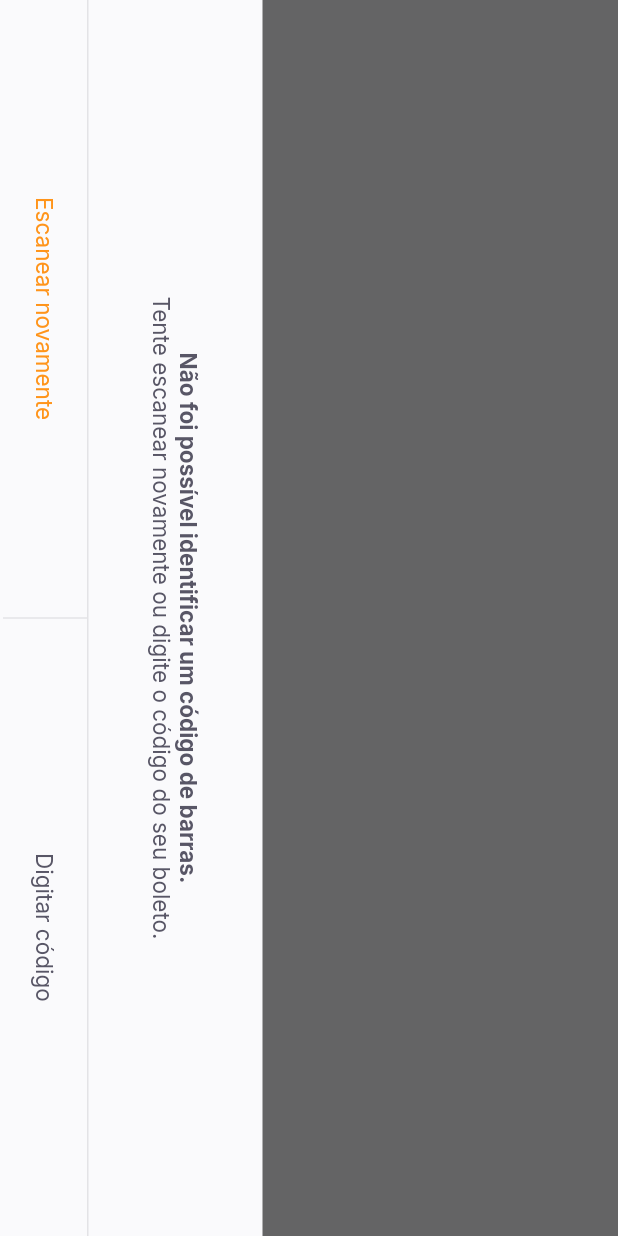
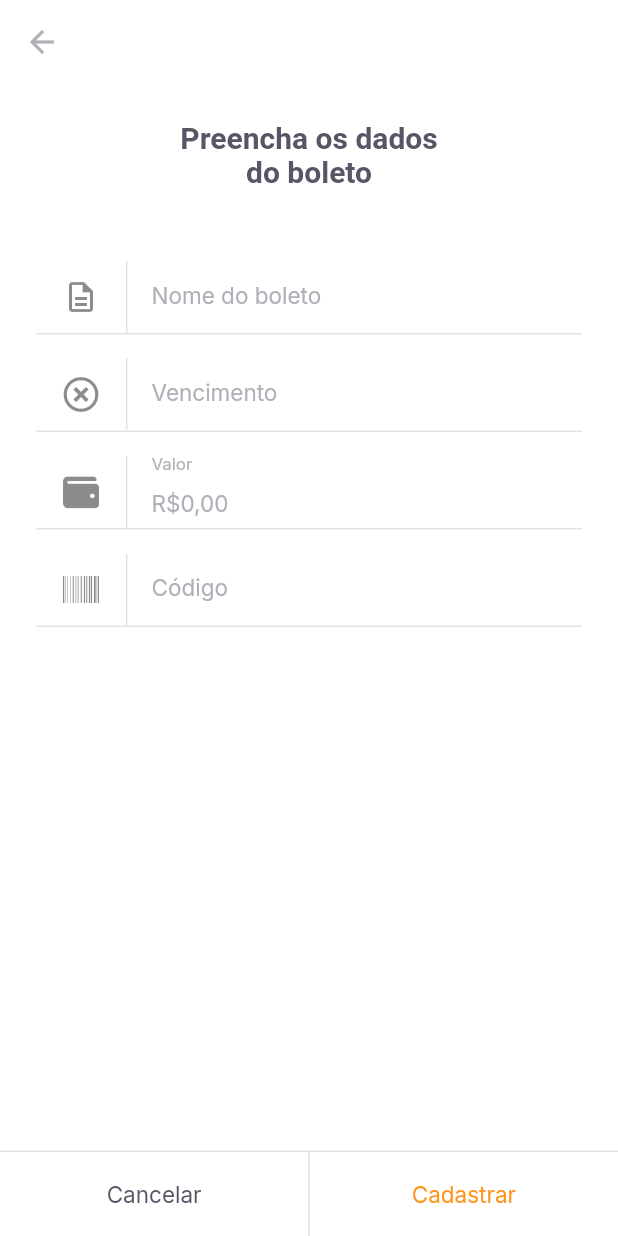
Before and after one commit to SeijiFukuoka/PayFlow, a Flutter app: the HomePage screen opened by its route, item 2 of the bottom bar chosen, on a phone screen of 412 x 824 dp. Run offline on Flutter 3.47's test engine with Material 2 defaults, Android fonts, the phone set to English and light mode, and no system bars; our stand-ins replace camera, firebase_core, flutter_masked_text2, font_awesome_flutter, google_fonts, google_sign_in and 2 more; missing offline and left inert: google_ml_kit; accounts and stored records are empty.

Commit message:
feat: add barcode insert page and controller

```diff
--- a/lib/modules/barcode_scanner/barcode_scanner_page.dart
+++ b/lib/modules/barcode_scanner/barcode_scanner_page.dart
@@ -1,35 +1,64 @@
 import 'package:flutter/material.dart';
+import 'package:payflow/modules/barcode_scanner/barcode_scanner_controller.dart';
+import 'package:payflow/modules/barcode_scanner/barcode_scanner_status.dart';
 import 'package:payflow/shared/bottom_sheet/bottom_sheet_widget.dart';
 import 'package:payflow/shared/themes/app_text_styles.dart';
 import 'package:payflow/shared/themes/appcolors.dart';
 import 'package:payflow/shared/widgets/set_label_buttons/set_label_buttons.dart';
 
 class BarcodeScannerPage extends StatefulWidget {
-  const BarcodeScannerPage({Key? key}) : super(key: key);
+  BarcodeScannerPage({Key? key}) : super(key: key);
 
   @override
   _BarcodeScannerPageState createState() => _BarcodeScannerPageState();
 }
 
 class _BarcodeScannerPageState extends State<BarcodeScannerPage> {
+  final controller = BarcodeScannerController();
+
+  @override
+  void initState() {
+    controller.getAvailableCameras();
+    controller.statusNotifier.addListener(() {
+      if (controller.status.hasBarcode) {
+        Navigator.pushReplacementNamed(context, "/insert_boleto",
+            arguments: controller.status.barcode);
+      }
+    });
+    super.initState();
+  }
+
+  @override
+  void dispose() {
+    controller.dispose();
+    super.dispose();
+  }
+
   @override
   Widget build(BuildContext context) {
-    return BottomSheetWidget(
-      title: "Não foi possível identificar um código de barras.",
-      subtitle: "Tente escanear novamente ou digite o código do seu boleto.",
-      primaryLabel: "Escanear novamente",
-      primaryOnPressed: () {},
-      secondaryLabel: "Digitar código",
-      secondaryOnPressed: () {},
-    );
     return SafeArea(
       top: true,
       bottom: true,
       left: true,
       right: true,
-      child: RotatedBox(
+      child: Stack(
+        children: [
+          ValueListenableBuilder<BarcodeScannerStatus>(
+            valueListenable: controller.statusNotifier,
+            builder: (_, status, __) {
+              if (status.showCamera) {
+                return Container(
+                  child: controller.cameraController!.buildPreview(),
+                );
+              } else {
+                return Container();
+              }
+            },
+          ),
+          RotatedBox(
             quarterTurns: 1,
             child: Scaffold(
+                backgroundColor: Colors.transparent,
                 appBar: AppBar(
                   backgroundColor: Colors.black,
                   title: Text(
@@ -46,28 +75,49 @@ class _BarcodeScannerPageState extends State<BarcodeScannerPage> {
                     Expanded(
                         child: Container(
                       color: Colors.black.withOpacity(0.6),
-                ),
-              ),
+                    )),
                     Expanded(
                         flex: 2,
                         child: Container(
                           color: Colors.transparent,
-                ),
-              ),
+                        )),
                     Expanded(
                         child: Container(
                       color: Colors.black.withOpacity(0.6),
-                ),
-              ),
+                    ))
                   ],
                 ),
                 bottomNavigationBar: SetLabelButtons(
-            primaryLabel: "Inserir código do boleto",
-            primaryOnPressed: () {},
-            secondaryLabel: "Adicionar da galeria",
-            secondaryOnPressed: () {},
+                    labelPrimary: "Inserir código do boleto",
+                    onTapPrimary: () {
+                      Navigator.pushReplacementNamed(context, "/insert_boleto");
+                    },
+                    labelSecondary: "Adicionar da galeria",
+                    onTapSecondary: () {})),
           ),
+          ValueListenableBuilder<BarcodeScannerStatus>(
+            valueListenable: controller.statusNotifier,
+            builder: (_, status, __) {
+              if (status.hasError) {
+                return BottomSheetWidget(
+                  title: "Não foi possível identificar um código de barras.",
+                  subtitle:
+                      "Tente escanear novamente ou digite o código do seu boleto.",
+                  primaryLabel: "Escanear novamente",
+                  primaryOnPressed: () {
+                    controller.scanWithCamera();
+                  },
+                  secondaryLabel: "Digitar código",
+                  secondaryOnPressed: () {
+                    Navigator.pushReplacementNamed(context, "/insert_boleto");
+                  },
+                );
+              } else {
+                return Container();
+              }
+            },
           ),
+        ],
       ),
     );
   }
--- a/lib/modules/home/home_page.dart
+++ b/lib/modules/home/home_page.dart
@@ -60,7 +60,8 @@ class _HomePageState extends State<HomePage> {
             ),
             GestureDetector(
               onTap: () {
-                Navigator.pushNamed(context, "/barcode_scanner");
+                //Navigator.pushNamed(context, "/barcode_scanner");
+                Navigator.pushNamed(context, "/insert_boleto");
               },
               child: Container(
                 width: 56,
--- /dev/null
+++ b/lib/modules/insert_boleto/insert_boleto_controller.dart
@@ -0,0 +1,42 @@
+import 'package:flutter/widgets.dart';
+import 'package:payflow/shared/models/boleto_model.dart';
+import 'package:shared_preferences/shared_preferences.dart';
+
+class InsertBoletoController {
+  final formKey = GlobalKey<FormState>();
+  BoletoModel model = BoletoModel();
+
+  String? validateName(String? value) =>
+      value?.isEmpty ?? true ? "O nome não pode ser vazio" : null;
+  String? validateVencimento(String? value) =>
+      value?.isEmpty ?? true ? "A data de vencimento não pode ser vazio" : null;
+  String? validateValor(double value) =>
+      value == 0 ? "Insira um valor maior que R\$ 0,00" : null;
+  String? validateCodigo(String? value) =>
+      value?.isEmpty ?? true ? "O código do boleto não pode ser vazio" : null;
+
+  void onChange({
+    String? name,
+    String? dueDate,
+    double? value,
+    String? barcode,
+  }) {
+    model = model.copyWith(
+        name: name, dueDate: dueDate, value: value, barcode: barcode);
+  }
+
+  Future<void> saveBoleto() async {
+    final instance = await SharedPreferences.getInstance();
+    final boletos = instance.getStringList("boletos") ?? <String>[];
+    boletos.add(model.toJson());
+    await instance.setStringList("boletos", boletos);
+    return;
+  }
+
+  Future<void> cadastrarBoleto() async {
+    final form = formKey.currentState;
+    if (form!.validate()) {
+      return saveBoleto();
+    }
+  }
+}
--- /dev/null
+++ b/lib/modules/insert_boleto/insert_boleto_page.dart
@@ -0,0 +1,127 @@
+import 'package:flutter/material.dart';
+import 'package:flutter_masked_text2/flutter_masked_text2.dart';
+import 'package:font_awesome_flutter/font_awesome_flutter.dart';
+import 'package:payflow/modules/insert_boleto/insert_boleto_controller.dart';
+import 'package:payflow/shared/themes/app_text_styles.dart';
+import 'package:payflow/shared/themes/appcolors.dart';
+import 'package:payflow/shared/widgets/input_text/input_text_widget.dart';
+import 'package:payflow/shared/widgets/set_label_buttons/set_label_buttons.dart';
+
+class InsertBoletoPage extends StatefulWidget {
+  final String? barcode;
+  const InsertBoletoPage({Key? key, this.barcode}) : super(key: key);
+
+  @override
+  _InsertBoletoPageState createState() => _InsertBoletoPageState();
+}
+
+class _InsertBoletoPageState extends State<InsertBoletoPage> {
+  final controller = InsertBoletoController();
+  final moneyInputTextController = MoneyMaskedTextController(
+    leftSymbol: "R\$",
+    decimalSeparator: ",",
+  );
+
+  final dueDateInputTextController = MaskedTextController(
+    mask: "00/00/0000",
+  );
+  final barcodeInputTextController = TextEditingController();
+
+  @override
+  void initState() {
+    if (widget.barcode != null) {
+      barcodeInputTextController.text = widget.barcode!;
+    }
+    super.initState();
+  }
+
+  @override
+  Widget build(BuildContext context) {
+    return Scaffold(
+      backgroundColor: AppColors.background,
+      appBar: AppBar(
+        backgroundColor: AppColors.background,
+        elevation: 0,
+        leading: BackButton(
+          color: AppColors.input,
+        ),
+      ),
+      body: SingleChildScrollView(
+        child: Padding(
+          padding: const EdgeInsets.symmetric(horizontal: 24),
+          child: Column(
+            crossAxisAlignment: CrossAxisAlignment.center,
+            children: [
+              Padding(
+                padding:
+                    const EdgeInsets.symmetric(horizontal: 93, vertical: 24),
+                child: Text(
+                  "Preencha os dados do boleto",
+                  style: TextStyles.titleBoldHeading,
+                  textAlign: TextAlign.center,
+                ),
+              ),
+              SizedBox(
+                height: 24,
+              ),
+              Form(
+                  key: controller.formKey,
+                  child: Column(
+                    children: [
+                      InputTextWidget(
+                        label: "Nome do boleto",
+                        icon: Icons.description_outlined,
+                        validator: controller.validateName,
+                        onChanged: (value) {
+                          controller.onChange(name: value);
+                        },
+                      ),
+                      InputTextWidget(
+                        controller: dueDateInputTextController,
+                        label: "Vencimento",
+                        icon: FontAwesomeIcons.timesCircle,
+                        validator: controller.validateVencimento,
+                        onChanged: (value) {
+                          controller.onChange(dueDate: value);
+                        },
+                      ),
+                      InputTextWidget(
+                        controller: moneyInputTextController,
+                        label: "Valor",
+                        icon: FontAwesomeIcons.wallet,
+                        validator: (_) => controller.validateValor(
+                            moneyInputTextController.numberValue),
+                        onChanged: (value) {
+                          controller.onChange(
+                              value: moneyInputTextController.numberValue);
+                        },
+                      ),
+                      InputTextWidget(
+                        controller: barcodeInputTextController,
+                        label: "Código",
+                        icon: FontAwesomeIcons.barcode,
+                        validator: controller.validateCodigo,
+                        onChanged: (value) {
+                          controller.onChange(barcode: value);
+                        },
+                      ),
+                    ],
+                  ))
+            ],
+          ),
+        ),
+      ),
+      bottomNavigationBar: SetLabelButtons(
+        labelPrimary: "Cancelar",
+        onTapPrimary: () {
+          Navigator.pop(context);
+        },
+        labelSecondary: "Cadastrar",
+        onTapSecondary: () async {
+          await controller.cadastrarBoleto();
+        },
+        enableSecondaryColor: true,
+      ),
+    );
+  }
+}
--- a/lib/shared/bottom_sheet/bottom_sheet_widget.dart
+++ b/lib/shared/bottom_sheet/bottom_sheet_widget.dart
@@ -58,11 +58,11 @@ class BottomSheetWidget extends StatelessWidget {
                       color: AppColors.stroke,
                     ),
                     SetLabelButtons(
-                        primaryLabel: primaryLabel,
-                        primaryOnPressed: primaryOnPressed,
-                        secondaryLabel: secondaryLabel,
-                        secondaryOnPressed: secondaryOnPressed,
-                        enablePrymaryColor: true),
+                        labelPrimary: primaryLabel,
+                        onTapPrimary: primaryOnPressed,
+                        labelSecondary: secondaryLabel,
+                        onTapSecondary: secondaryOnPressed,
+                        enablePrimaryColor: true),
                     SizedBox(height: 2),
                   ],
                 ),
--- /dev/null
+++ b/lib/shared/models/boleto_model.dart
@@ -0,0 +1,72 @@
+import 'dart:convert';
+
+class BoletoModel {
+  final String? name;
+  final String? dueDate;
+  final double? value;
+  final String? barcode;
+  BoletoModel({
+    this.name,
+    this.dueDate,
+    this.value,
+    this.barcode,
+  });
+
+  BoletoModel copyWith({
+    String? name,
+    String? dueDate,
+    double? value,
+    String? barcode,
+  }) {
+    return BoletoModel(
+      name: name ?? this.name,
+      dueDate: dueDate ?? this.dueDate,
+      value: value ?? this.value,
+      barcode: barcode ?? this.barcode,
+    );
+  }
+
+  Map<String, dynamic> toMap() {
+    return {
+      'name': name,
+      'dueDate': dueDate,
+      'value': value,
+      'barcode': barcode,
+    };
+  }
+
+  factory BoletoModel.fromMap(Map<String, dynamic> map) {
+    return BoletoModel(
+      name: map['name'],
+      dueDate: map['dueDate'],
+      value: map['value'],
+      barcode: map['barcode'],
+    );
+  }
+
+  String toJson() => json.encode(toMap());
+
+  factory BoletoModel.fromJson(String source) =>
+      BoletoModel.fromMap(json.decode(source));
+
+  @override
+  String toString() {
+    return 'BoletoModel(name: $name, dueDate: $dueDate, value: $value, barcode: $barcode)';
+  }
+
+  @override
+  bool operator ==(Object other) {
+    if (identical(this, other)) return true;
+
+    return other is BoletoModel &&
+        other.name == name &&
+        other.dueDate == dueDate &&
+        other.value == value &&
+        other.barcode == barcode;
+  }
+
+  @override
+  int get hashCode {
+    return name.hashCode ^ dueDate.hashCode ^ value.hashCode ^ barcode.hashCode;
+  }
+}
--- a/lib/shared/themes/app_text_styles.dart
+++ b/lib/shared/themes/app_text_styles.dart
@@ -78,6 +78,11 @@ class TextStyles {
     fontWeight: FontWeight.w700,
     color: AppColors.background,
   );
+  static final input = GoogleFonts.inter(
+    fontSize: 15,
+    fontWeight: FontWeight.w400,
+    color: AppColors.input,
+  );
   static final captionBackground = GoogleFonts.inter(
     fontSize: 13,
     fontWeight: FontWeight.w400,
--- a/lib/shared/themes/appcolors.dart
+++ b/lib/shared/themes/appcolors.dart
@@ -6,6 +6,7 @@ class AppColors {
   static final delete = Color(0xFFE83F5B);
   static final heading = Color(0xFF585666);
   static final body = Color(0xFF706E7A);
+  static final input = Color(0xFFB1B0B8);
   static final stroke = Color(0xFFE3E3E6);
   static final shape = Color(0xFFFAFAFC);
   static final background = Color(0xFFFFFFFF);
--- a/lib/shared/widgets/divider_vertical/divider_vertical_widget.dart
+++ b/lib/shared/widgets/divider_vertical/divider_vertical_widget.dart
@@ -1,14 +1,18 @@
 import 'package:flutter/material.dart';
 import 'package:payflow/shared/themes/appcolors.dart';
 
-class DividerVertical extends StatelessWidget {
-  const DividerVertical({Key? key}) : super(key: key);
+class DividerWidget extends StatelessWidget {
+  final double height;
+  const DividerWidget({
+    Key? key,
+    required this.height,
+  }) : super(key: key);
 
   @override
   Widget build(BuildContext context) {
     return Container(
       width: 1,
-      height: double.maxFinite,
+      height: height,
       color: AppColors.stroke,
     );
   }
--- /dev/null
+++ b/lib/shared/widgets/input_text/input_text_widget.dart
@@ -0,0 +1,59 @@
+import 'package:flutter/material.dart';
+import 'package:payflow/shared/themes/app_text_styles.dart';
+import 'package:payflow/shared/themes/appcolors.dart';
+
+class InputTextWidget extends StatelessWidget {
+  final String label;
+  final IconData icon;
+  final String? initialValue;
+  final String? Function(String?)? validator;
+  final TextEditingController? controller;
+  final void Function(String value) onChanged;
+
+  const InputTextWidget({
+    Key? key,
+    required this.label,
+    required this.icon,
+    this.initialValue,
+    this.validator,
+    this.controller,
+    required this.onChanged,
+  }) : super(key: key);
+
+  @override
+  Widget build(BuildContext context) {
+    return Padding(
+      padding: const EdgeInsets.only(bottom: 16),
+      child: Column(
+        children: [
+          TextFormField(
+            onChanged: onChanged,
+            controller: controller,
+            style: TextStyles.input,
+            decoration: InputDecoration(
+              contentPadding: EdgeInsets.zero,
+              labelText: label,
+              labelStyle: TextStyles.input,
+              icon: Row(
+                mainAxisSize: MainAxisSize.min,
+                children: [
+                  Padding(
+                    padding: const EdgeInsets.symmetric(horizontal: 18),
+                    child: Icon(icon),
+                  ),
+                  Container(width: 1, height: 48, color: AppColors.stroke)
+                ],
+              ),
+              border: InputBorder.none,
+            ),
+          ),
+          Divider(
+            height: 1,
+            thickness: 1,
+            color: AppColors.stroke,
+          )
+        ],
+      ),
+    );
+  }
+}
--- a/lib/shared/widgets/label_button/label_button.dart
+++ b/lib/shared/widgets/label_button/label_button.dart
@@ -4,22 +4,42 @@ import 'package:payflow/shared/themes/app_text_styles.dart';
 class LabelButton extends StatelessWidget {
   final String label;
   final VoidCallback onPressed;
-  final TextStyle? style;
-  const LabelButton(
-      {Key? key, required this.label, required this.onPressed, this.style})
-      : super(key: key);
+  final TextStyle style;
+  const LabelButton({
+    Key? key,
+    required this.label,
+    required this.onPressed,
+    required this.style,
+  }) : super(key: key);
+
+  factory LabelButton.heading(
+          {required String label, required VoidCallback onPressed}) =>
+      LabelButton(
+        label: label,
+        onPressed: onPressed,
+        style: TextStyles.buttonHeading,
+      );
+
+  factory LabelButton.primary(
+          {required String label, required VoidCallback onPressed}) =>
+      LabelButton(
+        label: label,
+        onPressed: onPressed,
+        style: TextStyles.buttonPrimary,
+      );
 
   @override
   Widget build(BuildContext context) {
-    return Container(
+    return Expanded(
+        child: Container(
       height: 56,
       child: TextButton(
         onPressed: onPressed,
         child: Text(
           label,
-          style: style ?? TextStyles.buttonHeading,
+          style: style,
         ),
       ),
-    );
+    ));
   }
 }
--- a/lib/shared/widgets/set_label_buttons/set_label_buttons.dart
+++ b/lib/shared/widgets/set_label_buttons/set_label_buttons.dart
@@ -1,45 +1,71 @@
 import 'package:flutter/material.dart';
-import 'package:payflow/shared/themes/app_text_styles.dart';
+import 'package:payflow/shared/themes/appcolors.dart';
 import 'package:payflow/shared/widgets/divider_vertical/divider_vertical_widget.dart';
 import 'package:payflow/shared/widgets/label_button/label_button.dart';
 
 class SetLabelButtons extends StatelessWidget {
-  final String primaryLabel;
-  final VoidCallback primaryOnPressed;
-  final String secondaryLabel;
-  final VoidCallback secondaryOnPressed;
-  final bool enablePrymaryColor;
-  const SetLabelButtons(
-      {Key? key,
-      required this.primaryLabel,
-      required this.primaryOnPressed,
-      required this.secondaryLabel,
-      required this.secondaryOnPressed,
-      this.enablePrymaryColor = false})
-      : super(key: key);
+  final String labelPrimary;
+  final VoidCallback onTapPrimary;
+  final String labelSecondary;
+  final VoidCallback onTapSecondary;
+  final bool enablePrimaryColor;
+  final bool enableSecondaryColor;
+  const SetLabelButtons({
+    Key? key,
+    required this.labelPrimary,
+    required this.onTapPrimary,
+    required this.labelSecondary,
+    required this.onTapSecondary,
+    this.enablePrimaryColor = false,
+    this.enableSecondaryColor = false,
+  }) : super(key: key);
 
   @override
   Widget build(BuildContext context) {
     return Container(
-      height: 56,
-      child: Row(
-        children: [
-          Expanded(
-            child: LabelButton(
-              label: primaryLabel,
-              onPressed: primaryOnPressed,
-              style: enablePrymaryColor ? TextStyles.buttonPrimary : null,
+        color: AppColors.background,
+        height: 57,
+        child: Column(
+          mainAxisSize: MainAxisSize.min,
+          children: [
+            Divider(
+              thickness: 1,
+              height: 1,
+              color: AppColors.stroke,
             ),
-          ),
-          DividerVertical(),
-          Expanded(
-            child: LabelButton(
-              label: secondaryLabel,
-              onPressed: secondaryOnPressed,
+            Container(
+              height: 56,
+              child: Row(
+                children: [
+                  if (enablePrimaryColor) ...[
+                    LabelButton.primary(
+                      label: labelPrimary,
+                      onPressed: onTapPrimary,
+                    ),
+                  ] else ...[
+                    LabelButton.heading(
+                      label: labelPrimary,
+                      onPressed: onTapPrimary,
+                    ),
+                  ],
+                  DividerWidget(
+                    height: 56,
+                  ),
+                  if (enableSecondaryColor) ...[
+                    LabelButton.primary(
+                      label: labelSecondary,
+                      onPressed: onTapSecondary,
+                    ),
+                  ] else ...[
+                    LabelButton.heading(
+                      label: labelSecondary,
+                      onPressed: onTapSecondary,
+                    ),
+                  ],
+                ],
+              ),
             ),
-          )
-        ],
-      ),
-    );
+          ],
+        ));
   }
 }
--- a/pubspec.yaml
+++ b/pubspec.yaml
@@ -35,6 +35,8 @@ dependencies:
   google_ml_kit: ^0.6.0
   camera: ^0.8.1+5
   image_picker: ^0.8.2
+  font_awesome_flutter: ^9.1.0
+  flutter_masked_text2: ^0.9.1
 
 dev_dependencies:
   flutter_test:
```
Also changed, not shown: lib/app_widget.dart (+9 -1 lines), lib/modules/barcode_scanner/barcode_scanner_controller.dart (added, +118 -0 lines), lib/modules/barcode_scanner/barcode_scanner_status.dart (added, +44 -0 lines), pubspec.lock. Lines whose indentation alone changed are shown as unchanged.
